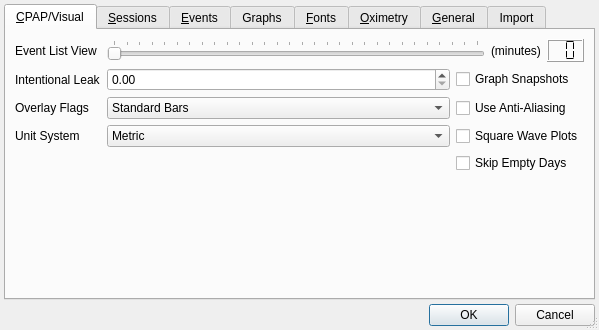
Qt form preferencesdialog.ui (sbonaime/sleepyhead-code.) before a commit.
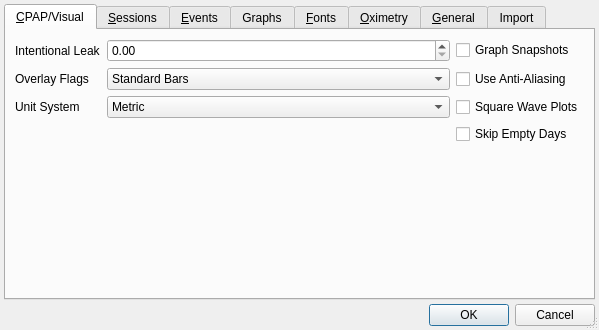
The same form after that commit. The open tabs and pages were chosen to show the change.

Commit message: Moved Event View size from Preferences to underneath Event tab

What changed in the file:
```diff
--- a/preferencesdialog.ui
+++ b/preferencesdialog.ui
@@ -45,7 +45,7 @@
        <string>&amp;CPAP/Visual</string>
       </attribute>
       <layout class="QGridLayout" name="gridLayout">
-       <item row="3" column="0">
+       <item row="2" column="0">
         <widget class="QLabel" name="label_17">
          <property name="sizePolicy">
           <sizepolicy hsizetype="Fixed" vsizetype="Preferred">
@@ -58,7 +58,7 @@
          </property>
         </widget>
        </item>
-       <item row="7" column="0">
+       <item row="6" column="0">
         <widget class="QLabel" name="label_18">
          <property name="sizePolicy">
           <sizepolicy hsizetype="Fixed" vsizetype="Preferred">
@@ -71,7 +71,7 @@
          </property>
         </widget>
        </item>
-       <item row="9" column="0">
+       <item row="8" column="0">
         <widget class="QLabel" name="label_7">
          <property name="sizePolicy">
           <sizepolicy hsizetype="Fixed" vsizetype="Preferred">
@@ -84,7 +84,7 @@
          </property>
         </widget>
        </item>
-       <item row="3" column="1">
+       <item row="2" column="1">
         <widget class="QDoubleSpinBox" name="intentionalLeakEdit">
          <property name="sizePolicy">
           <sizepolicy hsizetype="Minimum" vsizetype="Fixed">
@@ -102,7 +102,7 @@
          </property>
         </widget>
        </item>
-       <item row="7" column="1">
+       <item row="6" column="1">
         <widget class="QComboBox" name="overlayFlagsCombo">
          <property name="toolTip">
           <string>The visual method of displaying waveform overlay flags.</string>
@@ -119,7 +119,7 @@
          </item>
         </widget>
        </item>
-       <item row="9" column="1">
+       <item row="8" column="1">
         <widget class="QComboBox" name="unitCombo">
          <item>
           <property name="text">
@@ -133,7 +133,7 @@
          </item>
         </widget>
        </item>
-       <item row="17" column="0" colspan="3">
+       <item row="16" column="0" colspan="3">
         <spacer name="verticalSpacer_4">
          <property name="orientation">
           <enum>Qt::Vertical</enum>
@@ -146,7 +146,7 @@
          </property>
         </spacer>
        </item>
-       <item row="3" column="2">
+       <item row="2" column="2">
         <widget class="QCheckBox" name="useGraphSnapshots">
          <property name="sizePolicy">
           <sizepolicy hsizetype="Fixed" vsizetype="Fixed">
@@ -163,7 +163,7 @@
          </property>
         </widget>
        </item>
-       <item row="7" column="2">
+       <item row="6" column="2">
         <widget class="QCheckBox" name="useAntiAliasing">
          <property name="sizePolicy">
           <sizepolicy hsizetype="Fixed" vsizetype="Fixed">
@@ -179,76 +179,14 @@
          </property>
         </widget>
        </item>
-       <item row="2" column="0">
-        <widget class="QLabel" name="label_24">
-         <property name="text">
-          <string>Event List View</string>
-         </property>
-        </widget>
-       </item>
-       <item row="2" column="1" colspan="2">
-        <layout class="QHBoxLayout" name="horizontalLayout_9">
-         <item>
-          <widget class="QSlider" name="eventWindowSlider">
-           <property name="toolTip">
-            <string>This adjusts how much surrounding data is shown when an event is selected in Daily Views Event tab.</string>
-           </property>
-           <property name="minimum">
-            <number>1</number>
-           </property>
-           <property name="maximum">
-            <number>30</number>
-           </property>
-           <property name="pageStep">
-            <number>5</number>
-           </property>
-           <property name="orientation">
-            <enum>Qt::Horizontal</enum>
-           </property>
-           <property name="invertedAppearance">
-            <bool>false</bool>
-           </property>
-           <property name="tickPosition">
-            <enum>QSlider::TicksAbove</enum>
-           </property>
-           <property name="tickInterval">
-            <number>1</number>
-           </property>
-          </widget>
-         </item>
-         <item>
-          <widget class="QLabel" name="label_25">
-           <property name="text">
-            <string>(minutes)</string>
-           </property>
-          </widget>
-         </item>
-         <item>
-          <widget class="QLCDNumber" name="eventWindowLCD">
-           <property name="maximumSize">
-            <size>
-             <width>50</width>
-             <height>16777215</height>
-            </size>
-           </property>
-           <property name="numDigits">
-            <number>2</number>
-           </property>
-           <property name="segmentStyle">
-            <enum>QLCDNumber::Flat</enum>
-           </property>
-          </widget>
-         </item>
-        </layout>
-       </item>
-       <item row="9" column="2">
+       <item row="8" column="2">
         <widget class="QCheckBox" name="squareWavePlots">
          <property name="text">
           <string>Square Wave Plots</string>
          </property>
         </widget>
        </item>
-       <item row="12" column="2">
+       <item row="11" column="2">
         <widget class="QCheckBox" name="skipEmptyDays">
          <property name="toolTip">
           <string>Skip empty days with Prev &amp; Next buttons above daily view calendar</string>
```
Left out of the diff: 16 changed lines with no effect on the pictures. The commit also changes 4 other files.
